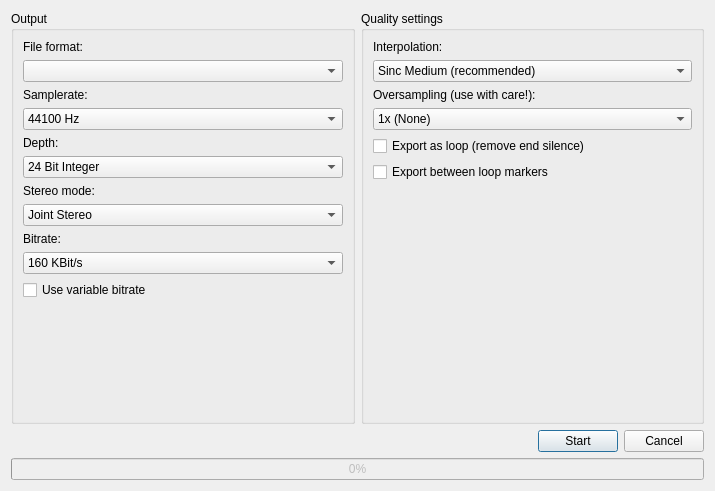
This is src/gui/dialogs/export_project.ui in LMMS/lmms as Qt 5 draws it before an edit. The edited form follows.
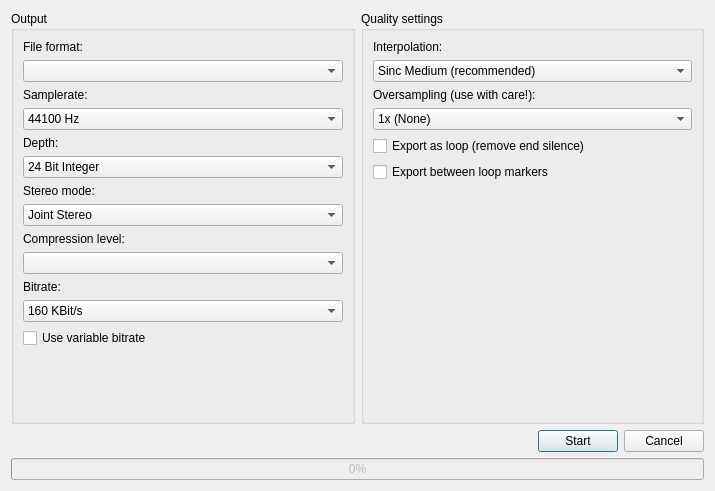
This is the edited form.

Commit message:
Add compression option to FLAC export, if available.
The code related to compression is only generated if LMMS_HAVE_SF_COMPLEVEL is defined. Otherwise, the UI element for it will exist in the mockup, but stay hidden, and the underlying functionality is not available at all.

```diff
--- a/src/gui/dialogs/export_project.ui
+++ b/src/gui/dialogs/export_project.ui
@@ -171,6 +171,41 @@
           </layout>
          </widget>
         </item>
+        <item>
+         <widget class="QWidget" name="compressionWidget" native="true">
+          <layout class="QVBoxLayout" name="_2">
+           <property name="leftMargin">
+            <number>0</number>
+           </property>
+           <property name="topMargin">
+            <number>0</number>
+           </property>
+           <property name="rightMargin">
+            <number>0</number>
+           </property>
+           <property name="bottomMargin">
+            <number>0</number>
+           </property>
+           <item>
+            <widget class="QLabel" name="labelCompLevel">
+             <property name="text">
+              <string>Compression level:</string>
+             </property>
+            </widget>
+           </item>
+           <item>
+            <widget class="QComboBox" name="compLevelCB">
+             <property name="currentIndex">
+              <number>-1</number>
+             </property>
+             <property name="maxVisibleItems">
+              <number>9</number>
+             </property>
+            </widget>
+           </item>
+          </layout>
+         </widget>
+        </item>
         <item>
          <widget class="QWidget" name="bitrateWidget" native="true">
           <layout class="QVBoxLayout">
```
Left out of the diff: 44 changed lines with no effect on the pictures. The commit also changes 4 other files.
